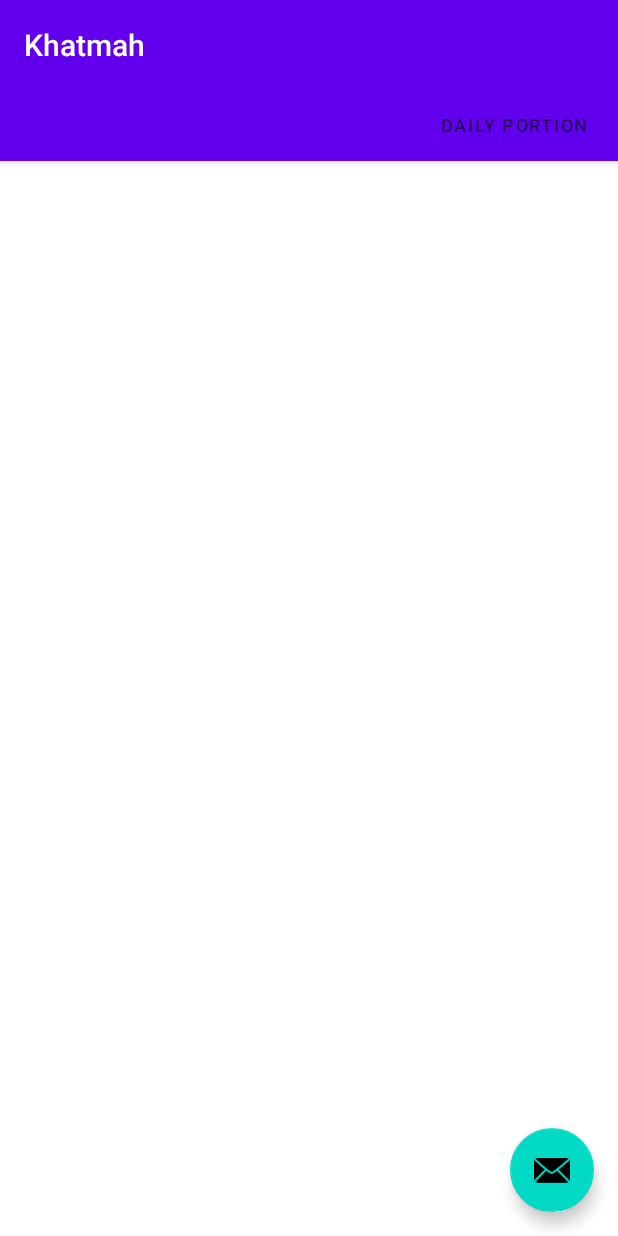
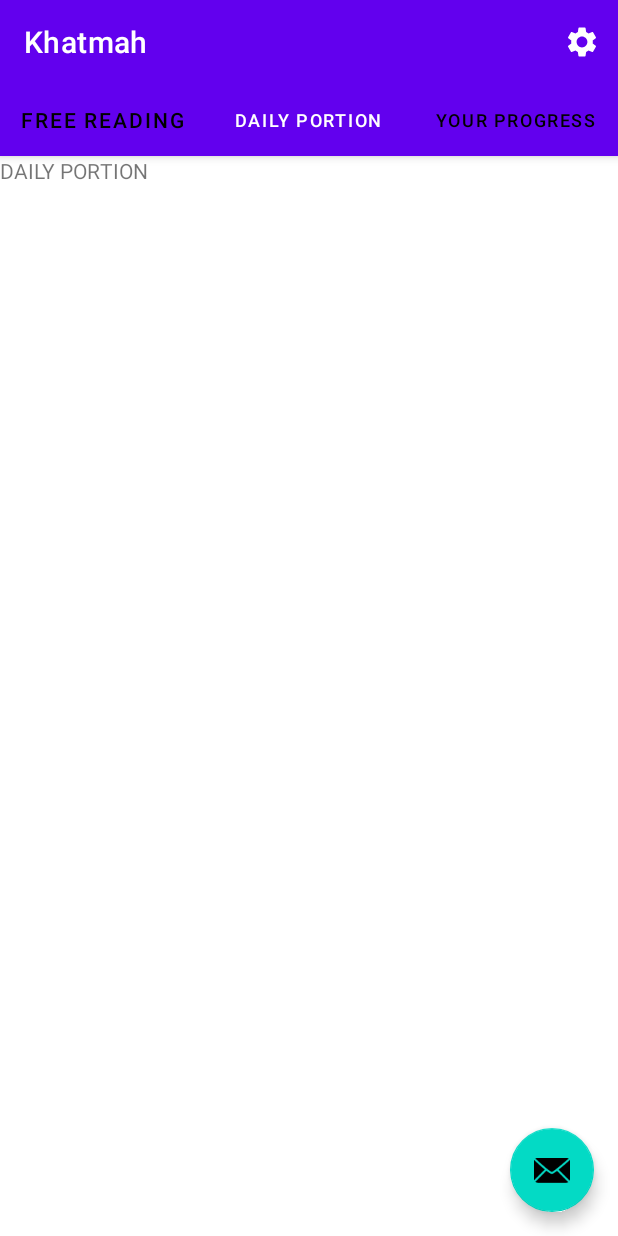
Before and after one commit to ebrahim5599/Khatmah, an Android app: the screen it shows after launch (MainActivity), tab 2 chosen, on a phone screen of 412 x 824 dp. Run offline under Robolectric (Android 15) with nearby library versions, the phone set to English and light mode, and no system bars.

Commit message:
setup the application

```diff
--- a/app/build.gradle
+++ b/app/build.gradle
@@ -36,6 +36,7 @@
     implementation 'androidx.lifecycle:lifecycle-livedata-ktx:2.3.1'
     implementation 'androidx.lifecycle:lifecycle-viewmodel-ktx:2.3.1'
     implementation "com.google.android.material:material:1.5.0-alpha02"
+    implementation 'androidx.legacy:legacy-support-v4:1.0.0'
     testImplementation 'junit:junit:4.+'
     androidTestImplementation 'androidx.test.ext:junit:1.1.3'
     androidTestImplementation 'androidx.test.espresso:espresso-core:3.4.0'
--- a/app/src/main/java/com/islamic/khatmah/MainActivity.java
+++ b/app/src/main/java/com/islamic/khatmah/MainActivity.java
@@ -6,25 +6,26 @@
 import com.google.android.material.snackbar.Snackbar;
 import com.google.android.material.tabs.TabLayout;
 
+import androidx.appcompat.app.AppCompatActivity;
 import androidx.fragment.app.FragmentActivity;
-import androidx.viewpager.widget.ViewPager;
-import androidx.appcompat.app.AppCompatActivity;
 import androidx.viewpager2.widget.ViewPager2;
 
 import android.view.Menu;
-import android.view.MenuItem;
 import android.view.View;
-
+import androidx.appcompat.widget.Toolbar;
 import com.google.android.material.tabs.TabLayoutMediator;
 import com.islamic.khatmah.ui.main.SectionsPagerAdapter;
 
-public class MainActivity extends FragmentActivity {
-
+public class MainActivity extends AppCompatActivity {
+    Toolbar toolbar;
     @Override
     protected void onCreate(Bundle savedInstanceState) {
         super.onCreate(savedInstanceState);
         setContentView(R.layout.activity_main);
         SectionsPagerAdapter sectionsPagerAdapter = new SectionsPagerAdapter(this);
+
+        toolbar = (Toolbar) findViewById(R.id.toolbar);
+        setSupportActionBar(toolbar);
         ViewPager2 viewPager = findViewById(R.id.view_pager);
         viewPager.setAdapter(sectionsPagerAdapter);
         TabLayout tabs = findViewById(R.id.tabs);
@@ -40,19 +41,26 @@
                         .setAction("Action", null).show();
             }
         });
-        // new Comment
-        // Hi.
     }
 
+    @Override
+    public boolean onCreateOptionsMenu(Menu menu) {
+        getMenuInflater().inflate(R.menu.main, menu);
+        return true;
+
+    }
+
+    //set the tabBar Text
     private String setTextOfTheTab(int position) {
-        switch (position){
+        switch (position) {
+            case 2:
+                return getString(R.string.your_progress);
             case 1:
-                return getString(R.string.your_progress);
-            case 2:
                 return getString(R.string.daily_portion);
-            case 3:
+            case 0:
                 return getString(R.string.Free_Reading);
-            default: return "";
+            default:
+                return "";
         }
     }
 }
--- /dev/null
+++ b/app/src/main/java/com/islamic/khatmah/daily_portion/DailyPortionFragment.java
@@ -0,0 +1,32 @@
+package com.islamic.khatmah.daily_portion;
+
+import androidx.lifecycle.ViewModelProvider;
+
+import android.os.Bundle;
+
+import androidx.annotation.NonNull;
+import androidx.annotation.Nullable;
+import androidx.fragment.app.Fragment;
+
+import android.view.LayoutInflater;
+import android.view.View;
+import android.view.ViewGroup;
+
+import com.islamic.khatmah.R;
+
+public class DailyPortionFragment extends Fragment {
+
+    private DailyPortionViewModel mViewModel;
+
+    public static DailyPortionFragment newInstance() {
+        return new DailyPortionFragment();
+    }
+
+    @Override
+    public View onCreateView(@NonNull LayoutInflater inflater, @Nullable ViewGroup container,
+                             @Nullable Bundle savedInstanceState) {
+
+        mViewModel = new ViewModelProvider(this).get(DailyPortionViewModel.class);
+        return inflater.inflate(R.layout.daily_portion_fragment, container, false);
+    }
+}
--- /dev/null
+++ b/app/src/main/java/com/islamic/khatmah/daily_portion/DailyPortionViewModel.java
@@ -0,0 +1,7 @@
+package com.islamic.khatmah.daily_portion;
+
+import androidx.lifecycle.ViewModel;
+
+public class DailyPortionViewModel extends ViewModel {
+    // TODO: Implement the ViewModel
+}
--- /dev/null
+++ b/app/src/main/java/com/islamic/khatmah/free_reading/FreeReadingFragment.java
@@ -0,0 +1,38 @@
+package com.islamic.khatmah.free_reading;
+
+import androidx.lifecycle.ViewModelProvider;
+
+import android.os.Bundle;
+
+import androidx.annotation.NonNull;
+import androidx.annotation.Nullable;
+import androidx.fragment.app.Fragment;
+
+import android.view.LayoutInflater;
+import android.view.View;
+import android.view.ViewGroup;
+
+import com.islamic.khatmah.R;
+
+public class FreeReadingFragment extends Fragment {
+
+    private FreeReadingViewModel mViewModel;
+
+    public static FreeReadingFragment newInstance() {
+        return new FreeReadingFragment();
+    }
+
+    @Override
+    public View onCreateView(@NonNull LayoutInflater inflater, @Nullable ViewGroup container,
+                             @Nullable Bundle savedInstanceState) {
+        return inflater.inflate(R.layout.free_reading_fragment, container, false);
+    }
+
+    @Override
+    public void onActivityCreated(@Nullable Bundle savedInstanceState) {
+        super.onActivityCreated(savedInstanceState);
+        mViewModel = new ViewModelProvider(this).get(FreeReadingViewModel.class);
+        // TODO: Use the ViewModel
+    }
+
+}
--- /dev/null
+++ b/app/src/main/java/com/islamic/khatmah/free_reading/FreeReadingViewModel.java
@@ -0,0 +1,7 @@
+package com.islamic.khatmah.free_reading;
+
+import androidx.lifecycle.ViewModel;
+
+public class FreeReadingViewModel extends ViewModel {
+    // TODO: Implement the ViewModel
+}
--- /dev/null
+++ b/app/src/main/java/com/islamic/khatmah/progress/ProgressFragment.java
@@ -0,0 +1,38 @@
+package com.islamic.khatmah.progress;
+
+import androidx.lifecycle.ViewModelProvider;
+
+import android.os.Bundle;
+
+import androidx.annotation.NonNull;
+import androidx.annotation.Nullable;
+import androidx.fragment.app.Fragment;
+
+import android.view.LayoutInflater;
+import android.view.View;
+import android.view.ViewGroup;
+
+import com.islamic.khatmah.R;
+
+public class ProgressFragment extends Fragment {
+
+    private ProgressViewModel mViewModel;
+
+    public static ProgressFragment newInstance() {
+        return new ProgressFragment();
+    }
+
+    @Override
+    public View onCreateView(@NonNull LayoutInflater inflater, @Nullable ViewGroup container,
+                             @Nullable Bundle savedInstanceState) {
+        return inflater.inflate(R.layout.progress_fragment, container, false);
+    }
+
+    @Override
+    public void onActivityCreated(@Nullable Bundle savedInstanceState) {
+        super.onActivityCreated(savedInstanceState);
+        mViewModel = new ViewModelProvider(this).get(ProgressViewModel.class);
+        // TODO: Use the ViewModel
+    }
+
+}
--- /dev/null
+++ b/app/src/main/java/com/islamic/khatmah/progress/ProgressViewModel.java
@@ -0,0 +1,7 @@
+package com.islamic.khatmah.progress;
+
+import androidx.lifecycle.ViewModel;
+
+public class ProgressViewModel extends ViewModel {
+    // TODO: Implement the ViewModel
+}
--- a/app/src/main/java/com/islamic/khatmah/ui/main/PageViewModel.java
+++ /dev/null
@@ -1,26 +0,0 @@
-package com.islamic.khatmah.ui.main;
-
-import androidx.arch.core.util.Function;
-import androidx.lifecycle.LiveData;
-import androidx.lifecycle.MutableLiveData;
-import androidx.lifecycle.Transformations;
-import androidx.lifecycle.ViewModel;
-
-public class PageViewModel extends ViewModel {
-
-    private MutableLiveData<Integer> mIndex = new MutableLiveData<>();
-    private LiveData<String> mText = Transformations.map(mIndex, new Function<Integer, String>() {
-        @Override
-        public String apply(Integer input) {
-            return "Hello world from section: " + input;
-        }
-    });
-
-    public void setIndex(int index) {
-        mIndex.setValue(index);
-    }
-
-    public LiveData<String> getText() {
-        return mText;
-    }
-}
--- a/app/src/main/java/com/islamic/khatmah/ui/main/PlaceholderFragment.java
+++ /dev/null
@@ -1,59 +0,0 @@
-package com.islamic.khatmah.ui.main;
-
-import android.os.Bundle;
-import android.view.LayoutInflater;
-import android.view.View;
-import android.view.ViewGroup;
-import android.widget.TextView;
-
-import androidx.annotation.Nullable;
-import androidx.annotation.NonNull;
-import androidx.fragment.app.Fragment;
-import androidx.lifecycle.Observer;
-import androidx.lifecycle.ViewModelProvider;
-
-import com.islamic.khatmah.R;
-
-/**
- * A placeholder fragment containing a simple view.
- */
-public class PlaceholderFragment extends Fragment {
-
-    private static final String ARG_SECTION_NUMBER = "section_number";
-
-    private PageViewModel pageViewModel;
-
-    public static PlaceholderFragment newInstance(int index) {
-        PlaceholderFragment fragment = new PlaceholderFragment();
-        Bundle bundle = new Bundle();
-        bundle.putInt(ARG_SECTION_NUMBER, index);
-        fragment.setArguments(bundle);
-        return fragment;
-    }
-
-    @Override
-    public void onCreate(Bundle savedInstanceState) {
-        super.onCreate(savedInstanceState);
-        pageViewModel = new ViewModelProvider(this).get(PageViewModel.class);
-        int index = 1;
-        if (getArguments() != null) {
-            index = getArguments().getInt(ARG_SECTION_NUMBER);
-        }
-        pageViewModel.setIndex(index);
-    }
-
-    @Override
-    public View onCreateView(
-            @NonNull LayoutInflater inflater, ViewGroup container,
-            Bundle savedInstanceState) {
-        View root = inflater.inflate(R.layout.fragment_main, container, false);
-        final TextView textView = root.findViewById(R.id.section_label);
-        pageViewModel.getText().observe(getViewLifecycleOwner(), new Observer<String>() {
-            @Override
-            public void onChanged(@Nullable String s) {
-                textView.setText(s);
-            }
-        });
-        return root;
-    }
-}
--- a/app/src/main/java/com/islamic/khatmah/ui/main/SectionsPagerAdapter.java
+++ b/app/src/main/java/com/islamic/khatmah/ui/main/SectionsPagerAdapter.java
@@ -1,13 +1,13 @@
 package com.islamic.khatmah.ui.main;
-
-import android.content.Context;
 
 import androidx.annotation.NonNull;
 import androidx.fragment.app.Fragment;
 import androidx.fragment.app.FragmentActivity;
 import androidx.viewpager2.adapter.FragmentStateAdapter;
 
-import com.islamic.khatmah.R;
+import com.islamic.khatmah.daily_portion.DailyPortionFragment;
+import com.islamic.khatmah.free_reading.FreeReadingFragment;
+import com.islamic.khatmah.progress.ProgressFragment;
 
 /**
  * A [FragmentPagerAdapter] that returns a fragment corresponding to
@@ -23,7 +23,16 @@
     @NonNull
     @Override
     public Fragment createFragment(int position) {
-        return PlaceholderFragment.newInstance(position + 1);
+        switch (position){
+            case 0:
+                return FreeReadingFragment.newInstance();
+            case 1:
+                return DailyPortionFragment.newInstance();
+            case 2:
+                return ProgressFragment.newInstance();
+            default:
+                return null;
+        }
     }
 
     @Override
--- /dev/null
+++ b/app/src/main/res/drawable/ic_baseline_settings_24.xml
@@ -0,0 +1,10 @@
+<vector xmlns:android="http://schemas.android.com/apk/res/android"
+    android:width="24dp"
+    android:height="24dp"
+    android:viewportWidth="24"
+    android:viewportHeight="24"
+    android:tint="?attr/colorControlNormal">
+  <path
+      android:fillColor="@android:color/white"
+      android:pathData="M19.14,12.94c0.04,-0.3 0.06,-0.61 0.06,-0.94c0,-0.32 -0.02,-0.64 -0.07,-0.94l2.03,-1.58c0.18,-0.14 0.23,-0.41 0.12,-0.61l-1.92,-3.32c-0.12,-0.22 -0.37,-0.29 -0.59,-0.22l-2.39,0.96c-0.5,-0.38 -1.03,-0.7 -1.62,-0.94L14.4,2.81c-0.04,-0.24 -0.24,-0.41 -0.48,-0.41h-3.84c-0.24,0 -0.43,0.17 -0.47,0.41L9.25,5.35C8.66,5.59 8.12,5.92 7.63,6.29L5.24,5.33c-0.22,-0.08 -0.47,0 -0.59,0.22L2.74,8.87C2.62,9.08 2.66,9.34 2.86,9.48l2.03,1.58C4.84,11.36 4.8,11.69 4.8,12s0.02,0.64 0.07,0.94l-2.03,1.58c-0.18,0.14 -0.23,0.41 -0.12,0.61l1.92,3.32c0.12,0.22 0.37,0.29 0.59,0.22l2.39,-0.96c0.5,0.38 1.03,0.7 1.62,0.94l0.36,2.54c0.05,0.24 0.24,0.41 0.48,0.41h3.84c0.24,0 0.44,-0.17 0.47,-0.41l0.36,-2.54c0.59,-0.24 1.13,-0.56 1.62,-0.94l2.39,0.96c0.22,0.08 0.47,0 0.59,-0.22l1.92,-3.32c0.12,-0.22 0.07,-0.47 -0.12,-0.61L19.14,12.94zM12,15.6c-1.98,0 -3.6,-1.62 -3.6,-3.6s1.62,-3.6 3.6,-3.6s3.6,1.62 3.6,3.6S13.98,15.6 12,15.6z"/>
+</vector>
--- a/app/src/main/res/layout/activity_main.xml
+++ b/app/src/main/res/layout/activity_main.xml
@@ -11,21 +11,21 @@
         android:layout_height="wrap_content"
         android:theme="@style/Theme.Khatmah.AppBarOverlay">
 
-        <TextView
-            android:id="@+id/title"
-            android:layout_width="wrap_content"
-            android:layout_height="wrap_content"
-            android:gravity="center"
-            android:minHeight="?actionBarSize"
-            android:padding="@dimen/appbar_padding"
-            android:text="@string/app_name"
-            android:textAppearance="@style/TextAppearance.Widget.AppCompat.Toolbar.Title" />
+
+        <androidx.appcompat.widget.Toolbar
+            android:id="@+id/toolbar"
+            android:layout_width="match_parent"
+            android:layout_height="?attr/actionBarSize"
+            android:background="?attr/colorPrimary"
+            app:popupTheme="@style/Theme.Khatmah.PopupOverlay" />
 
         <com.google.android.material.tabs.TabLayout
             android:id="@+id/tabs"
             android:layout_width="match_parent"
             android:layout_height="wrap_content"
-            android:background="?attr/colorPrimary" />
+            android:background="?attr/colorPrimary"
+            app:tabSelectedTextColor="@color/white"
+            app:tabTextColor="@color/black" />
     </com.google.android.material.appbar.AppBarLayout>
 
     <androidx.viewpager2.widget.ViewPager2
@@ -40,6 +40,5 @@
         android:layout_height="wrap_content"
         android:layout_gravity="bottom|end"
         android:layout_margin="@dimen/fab_margin"
-        app:srcCompat="@android:drawable/ic_dialog_email"
-        android:contentDescription="@string/message" />
+        app:srcCompat="@android:drawable/ic_dialog_email" />
 </androidx.coordinatorlayout.widget.CoordinatorLayout>
--- /dev/null
+++ b/app/src/main/res/layout/daily_portion_fragment.xml
@@ -0,0 +1,13 @@
+<?xml version="1.0" encoding="utf-8"?>
+<FrameLayout xmlns:android="http://schemas.android.com/apk/res/android"
+    xmlns:tools="http://schemas.android.com/tools"
+    android:layout_width="match_parent"
+    android:layout_height="match_parent"
+    tools:context=".daily_portion.DailyPortionFragment">
+
+    <TextView
+        android:layout_width="match_parent"
+        android:layout_height="match_parent"
+        android:text="@string/daily_portion" />
+
+</FrameLayout>
--- a/app/src/main/res/layout/fragment_main.xml
+++ /dev/null
@@ -1,23 +0,0 @@
-<?xml version="1.0" encoding="utf-8"?>
-<androidx.constraintlayout.widget.ConstraintLayout xmlns:android="http://schemas.android.com/apk/res/android"
-    xmlns:app="http://schemas.android.com/apk/res-auto"
-    xmlns:tools="http://schemas.android.com/tools"
-    android:id="@+id/constraintLayout"
-    android:layout_width="match_parent"
-    android:layout_height="match_parent"
-    tools:context=".ui.main.PlaceholderFragment">
-
-    <TextView
-        android:id="@+id/section_label"
-        android:layout_width="wrap_content"
-        android:layout_height="wrap_content"
-        android:layout_marginStart="@dimen/activity_horizontal_margin"
-        android:layout_marginTop="@dimen/activity_vertical_margin"
-        android:layout_marginEnd="@dimen/activity_horizontal_margin"
-        android:layout_marginBottom="@dimen/activity_vertical_margin"
-        app:layout_constraintLeft_toLeftOf="parent"
-        app:layout_constraintTop_toTopOf="@+id/constraintLayout"
-        tools:layout_constraintLeft_creator="1"
-        tools:layout_constraintTop_creator="1" />
-
-</androidx.constraintlayout.widget.ConstraintLayout>
--- /dev/null
+++ b/app/src/main/res/layout/free_reading_fragment.xml
@@ -0,0 +1,13 @@
+<?xml version="1.0" encoding="utf-8"?>
+<FrameLayout xmlns:android="http://schemas.android.com/apk/res/android"
+    xmlns:tools="http://schemas.android.com/tools"
+    android:layout_width="match_parent"
+    android:layout_height="match_parent"
+    tools:context=".free_reading.FreeReadingFragment">
+
+    <TextView
+        android:layout_width="match_parent"
+        android:layout_height="match_parent"
+        android:text="@string/Free_Reading" />
+
+</FrameLayout>
--- /dev/null
+++ b/app/src/main/res/layout/progress_fragment.xml
@@ -0,0 +1,15 @@
+<?xml version="1.0" encoding="utf-8"?>
+<FrameLayout xmlns:android="http://schemas.android.com/apk/res/android"
+    xmlns:tools="http://schemas.android.com/tools"
+    android:layout_width="match_parent"
+    android:layout_height="match_parent"
+    tools:context=".progress.ProgressFragment">
+
+    <TextView
+        android:layout_width="match_parent"
+        android:layout_height="match_parent"
+        android:text="@string/your_progress"
+        android:layout_gravity="center"
+        android:textSize="20dp"/>
+
+</FrameLayout>
--- /dev/null
+++ b/app/src/main/res/menu/main.xml
@@ -0,0 +1,10 @@
+<?xml version="1.0" encoding="utf-8"?>
+<menu xmlns:android="http://schemas.android.com/apk/res/android"
+    xmlns:app="http://schemas.android.com/apk/res-auto">
+    <item
+        android:id="@+id/action_settings"
+        android:icon="@drawable/ic_baseline_settings_24"
+        android:orderInCategory="100"
+        android:title="@string/action_settings"
+        app:showAsAction="always"/>
+</menu>
--- a/app/src/main/res/values/strings.xml
+++ b/app/src/main/res/values/strings.xml
@@ -1,9 +1,7 @@
 <resources>
     <string name="app_name">Khatmah</string>
-    <string name="tab_text_1">Tab 1</string>
-    <string name="tab_text_2">Tab 2</string>
-    <string name="message">Message</string>
     <string name="your_progress">YOUR PROGRESS</string>
     <string name="daily_portion">DAILY PORTION</string>
     <string name="Free_Reading">FREE READING</string>
+    <string name="action_settings">Setting</string>
 </resources>
--- a/build.gradle
+++ b/build.gradle
@@ -6,9 +6,6 @@
     }
     dependencies {
         classpath "com.android.tools.build:gradle:7.0.1"
-
-        // NOTE: Do not place your application dependencies here; they belong
-        // in the individual module build.gradle files
     }
 }
 
```
Also changed, not shown: 1 other file.
